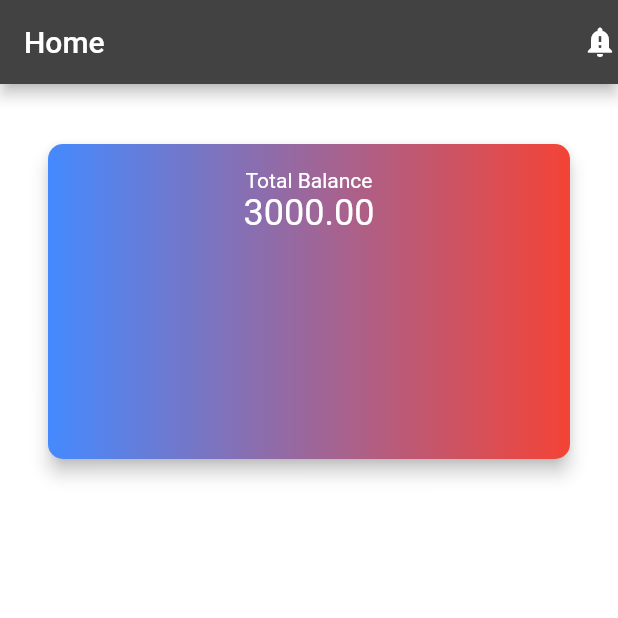
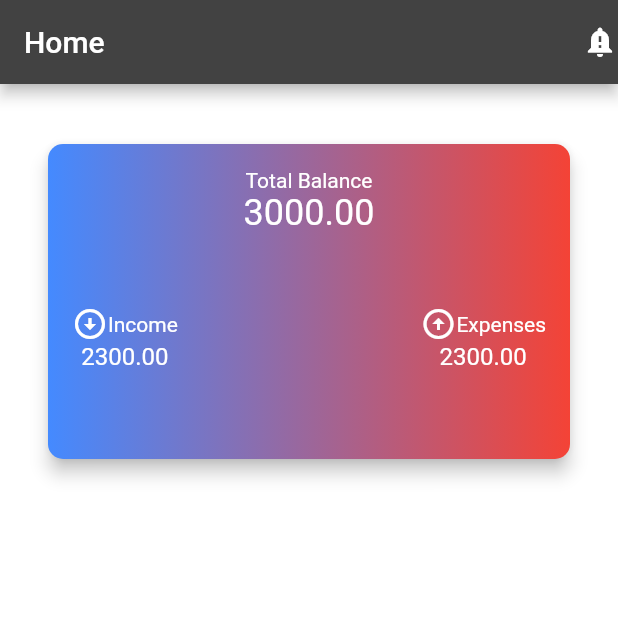
Before and after one commit to Sabekur-reza17/track_my_spend, a Flutter app: the HomeScreen screen opened directly, on a phone screen of 412 x 824 dp, the top half of it. Run offline on Flutter 3.47's test engine with Material 2 defaults, Android fonts, the light colour scheme and no system bars.

Commit message:
home design update

```diff
--- a/lib/features/home/presentation/home_screen.dart
+++ b/lib/features/home/presentation/home_screen.dart
@@ -26,7 +26,7 @@ class _HomeScreenState extends State<HomeScreen> {
               width: double.infinity,
               height: 250,
               margin: const EdgeInsets.all(8),
-              padding: const EdgeInsets.only(left: 16,top: 24,right: 16),
+              padding: const EdgeInsets.only(left: 16, top: 24, right: 16),
               child: Card(
                 margin: const EdgeInsets.all(8),
                 shape: RoundedRectangleBorder(
@@ -38,15 +38,62 @@ class _HomeScreenState extends State<HomeScreen> {
                       gradient: LinearGradient(
                           colors: [Colors.blueAccent, Colors.red])),
                   child: Column(
-                    children: const [
-                      SizedBox(height: 16,),
-                      Text(
+                    mainAxisAlignment: MainAxisAlignment.start,
+                    crossAxisAlignment: CrossAxisAlignment.center,
+                    mainAxisSize: MainAxisSize.min,
+                    children: [
+                      const SizedBox(
+                        height: 16,
+                      ),
+                      const Text(
                         'Total Balance',
                       ),
-                      Text(
+                      const Text(
                         '3000.00',
                         style: TextStyle(color: Colors.white, fontSize: 24),
                       ),
+                      const SizedBox(
+                        height: 48,
+                      ),
+                      Row(
+                        mainAxisAlignment: MainAxisAlignment.spaceBetween,
+                        children: [
+                          Padding(
+                            padding: const EdgeInsets.only(left: 16),
+                            child: Column(
+                              children: [
+                                Row(
+                                  children: const [
+                                    Icon(Icons.arrow_circle_down),
+                                    Text('Income')
+                                  ],
+                                ),
+                                const Text('2300.00',
+                                    style: TextStyle(
+                                        fontSize: 16, color: Colors.white))
+                              ],
+                            ),
+                          ),
+                          Padding(
+                            padding: const EdgeInsets.only(right: 16),
+                            child: Column(
+                              children: [
+                                Row(
+                                  children: const [
+                                    Icon(Icons.arrow_circle_up),
+                                    Text('Expenses')
+                                  ],
+                                ),
+                                const Text(
+                                  '2300.00',
+                                  style: TextStyle(
+                                      fontSize: 16, color: Colors.white),
+                                )
+                              ],
+                            ),
+                          )
+                        ],
+                      )
                     ],
                   ),
                 ),
```
